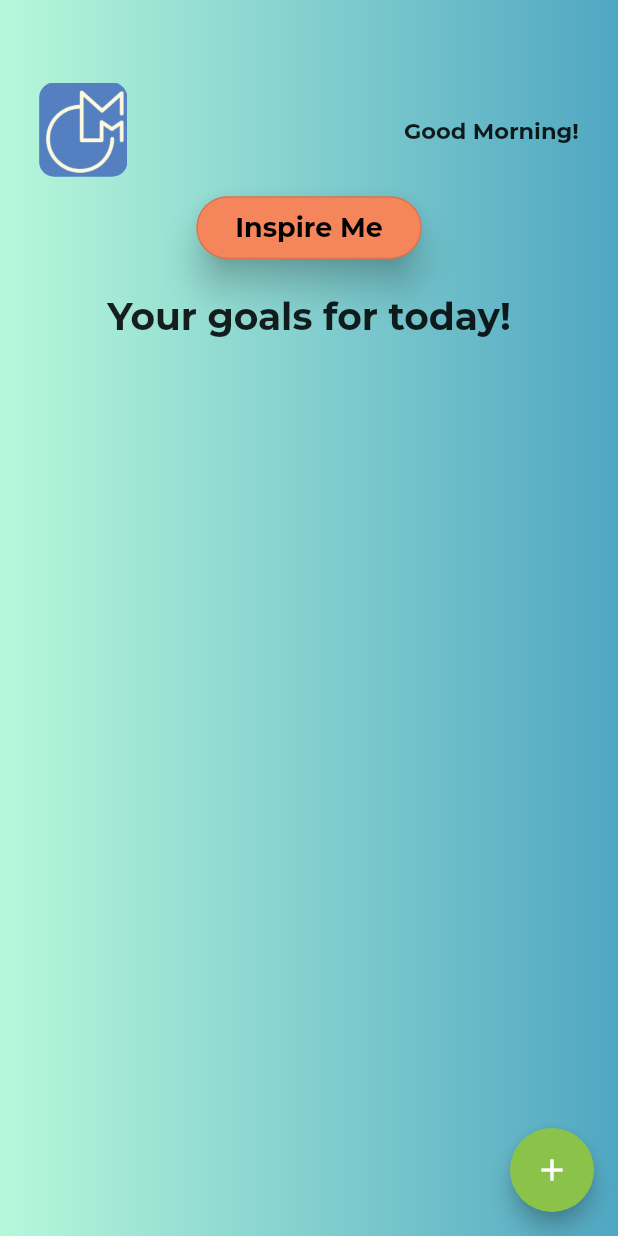
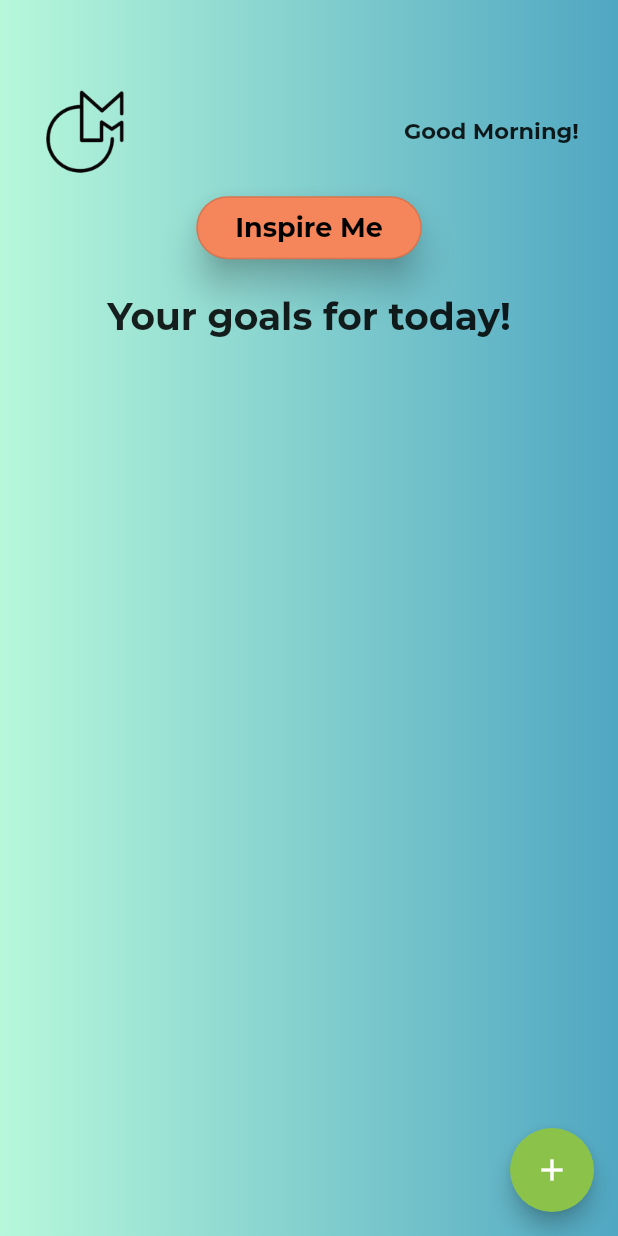
Before and after one commit to squach28/MotivateMe_Mobile_Application, a Flutter app: the HomePage screen opened directly, on a phone screen of 412 x 824 dp. Run offline on Flutter 3.47's test engine with Material 2 defaults, Android fonts, the phone set to English and light mode, and no system bars; our stand-ins replace camera, datetime_picker_formfield, sqflite, table_calendar, weekday_selector; missing offline and left inert: amplify_auth_cognito, amplify_flutter, amplify_storage_s3, day_picker; accounts and stored records are empty.

Commit message:
Home page logo update

```diff
--- a/lib/home_page.dart
+++ b/lib/home_page.dart
@@ -92,7 +92,7 @@ class _HomePageState extends State<HomePage> {
                 height: 62.75,
                 decoration: BoxDecoration(
                   image: DecorationImage(
-                    image: AssetImage('icon/MotivateMe.png'),
+                    image: AssetImage('icon/motivatemelogo.png'),
                     fit: BoxFit.fill,
                   ),
                   borderRadius: BorderRadius.circular(10.0),
--- a/pubspec.yaml
+++ b/pubspec.yaml
@@ -62,6 +62,7 @@ flutter:
   assets:
    - icon/MotivateMe.png
    - icon/MotivateMeFullLogo.png
+   - icon/motivatemelogo.png
   fonts:
     - family: Montserrat
       fonts:
```
Also changed, not shown: icon/motivatemelogo.png (added).
